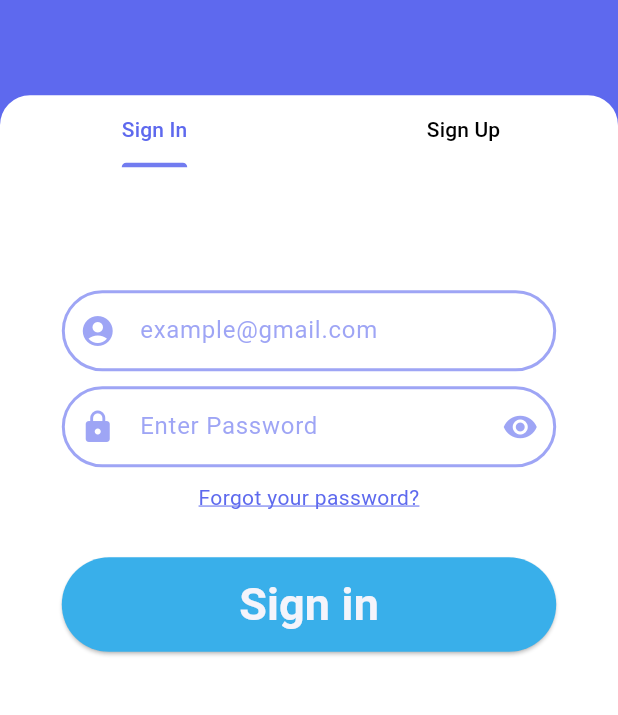
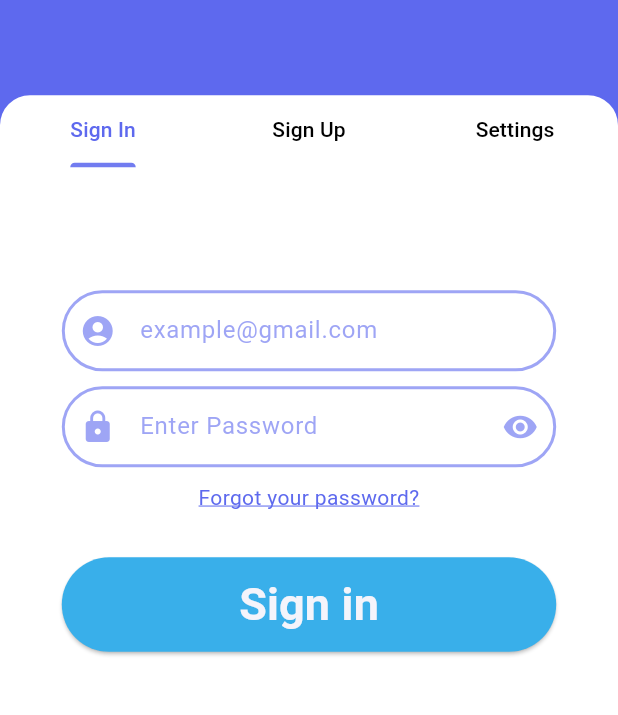
Before and after one commit to IvanTsvetkov-dev/BookShop, a Flutter app: the screen it shows after launch, after a tap on "GET STARTED", on a phone screen of 412 x 824 dp, the part 461-1176 px from its top. Run offline on Flutter 3.47's test engine with Material 3 defaults, Android fonts, the phone set to English and light mode, and no system bars; our stand-ins replace card_swiper, lottie, shared_preferences; network calls fail.

Commit message:
Added settings tab to login page

```diff
--- a/mobile_app/lib/main.dart
+++ b/mobile_app/lib/main.dart
@@ -4,6 +4,7 @@ import 'package:bookshopapp/pages/login_page.dart';
 import 'package:flutter/material.dart';
 
 void main() {
+  WidgetsFlutterBinding.ensureInitialized();
   runApp(const EntryPoint());
 }
 
--- a/mobile_app/lib/pages/login_page.dart
+++ b/mobile_app/lib/pages/login_page.dart
@@ -1,7 +1,11 @@
+import 'package:bookshopapp/api/server_api.dart' as server_api;
+import 'package:bookshopapp/forms/settings_form.dart';
 import 'package:bookshopapp/forms/signin_form.dart';
 import 'package:bookshopapp/forms/signup_form.dart';
+import 'package:bookshopapp/widgets/login_styled_text_field.dart';
 import 'package:flutter/material.dart';
 import 'package:lottie/lottie.dart';
+import 'package:shared_preferences/shared_preferences.dart';
 
 class LoginPage extends StatefulWidget {
   const LoginPage({super.key});
@@ -16,11 +20,21 @@ class _LoginPageState extends State<LoginPage> with TickerProviderStateMixin {
   static const List<Tab> tabs = <Tab>[
     Tab(text: 'Sign In'),
     Tab(text: 'Sign Up'),
+    Tab(
+      text: 'Settings',
+    )
   ];
+
+  void loadSettings() async {
+    final prefs = await SharedPreferences.getInstance();
+    final host = prefs.getString('server_host') ?? 'localhost';
+    server_api.serverHost = host;
+  }
 
   @override
   void initState() {
     super.initState();
+    loadSettings();
     _tabController = TabController(length: 2, vsync: this);
     _lottieController = AnimationController(vsync: this);
   }
@@ -37,15 +51,19 @@ class _LoginPageState extends State<LoginPage> with TickerProviderStateMixin {
     //Похорошему сделать бы какой-то singleton, который содержит эту инфу(?)
     Size screenSize = MediaQuery.sizeOf(context);
     EdgeInsets screenPadding = MediaQuery.of(context).padding;
+    const Color borderColor = Color.fromARGB(153, 94, 105, 238);
+    const Color hintColor = Color.fromARGB(153, 94, 105, 238);
+    const Color textColor = Color.fromARGB(255, 94, 106, 238);
 
     return Scaffold(
       // backgroundColor: Theme.of(context).colorScheme.primary,
       backgroundColor: Theme.of(context).colorScheme.primary,
       body: SingleChildScrollView(
-
         child: SafeArea(
           child: Container(
-            height: MediaQuery.sizeOf(context).height - screenPadding.bottom - screenPadding.top,
+              height: MediaQuery.sizeOf(context).height -
+                  screenPadding.bottom -
+                  screenPadding.top,
               alignment: Alignment.center,
               child: Column(
                 crossAxisAlignment: CrossAxisAlignment.center,
@@ -84,7 +102,7 @@ class _LoginPageState extends State<LoginPage> with TickerProviderStateMixin {
                     width: screenSize.width,
                     height: screenSize.height * 0.55,
                     child: const DefaultTabController(
-                        length: 2,
+                        length: 3,
                         child: Column(
                           children: [
                             TabBar(
@@ -96,7 +114,8 @@ class _LoginPageState extends State<LoginPage> with TickerProviderStateMixin {
                             Expanded(
                                 child: TabBarView(children: [
                               Center(child: SignInForm()),
-                              Center(child: SignUpForm())
+                              Center(child: SignUpForm()),
+                              Center(child: HostSettginsForm())
                             ]))
                           ],
                         )),
--- a/mobile_app/pubspec.yaml
+++ b/mobile_app/pubspec.yaml
@@ -38,6 +38,7 @@ dependencies:
   lottie: ^3.1.2
   card_swiper: ^3.0.1
   http: ^1.2.2
+  shared_preferences: ^2.3.2
 
 dev_dependencies:
   flutter_test:
```
Also changed, not shown: mobile_app/lib/api/server_api.dart (+7 -4 lines), mobile_app/lib/forms/settings_form.dart (added, +83 -0 lines), mobile_app/pubspec.lock.
